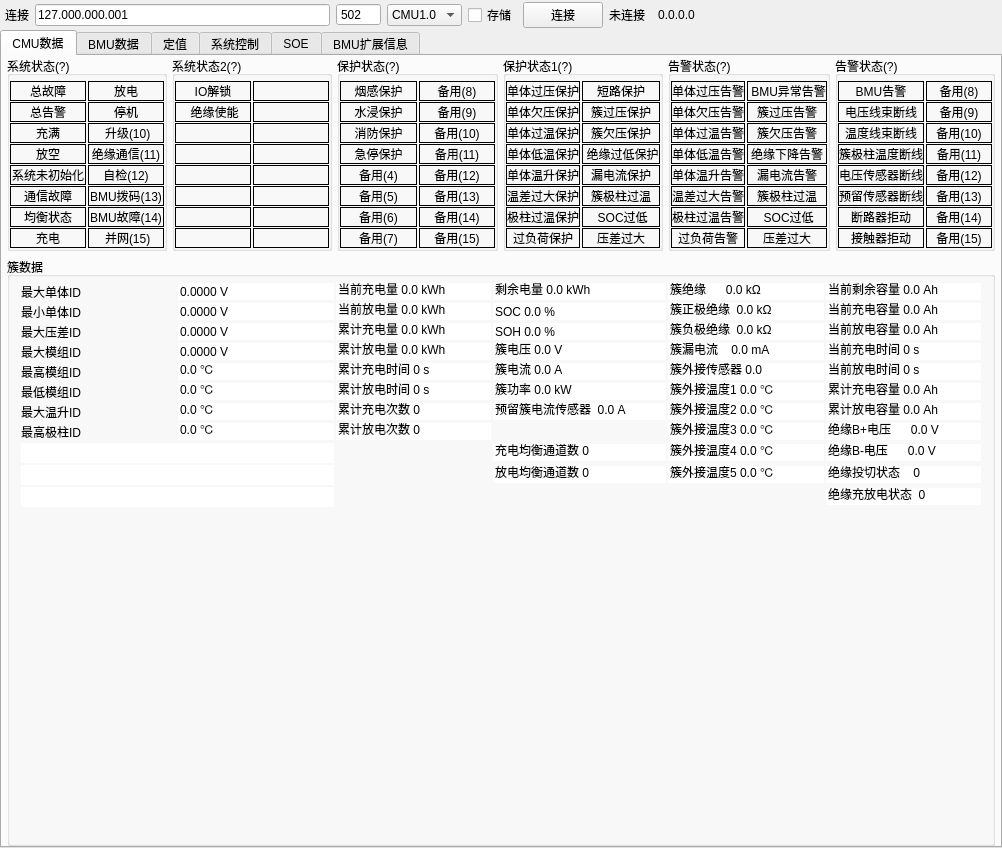
Old version of the form widget.ui in the repository Shogpe/bmsTool.
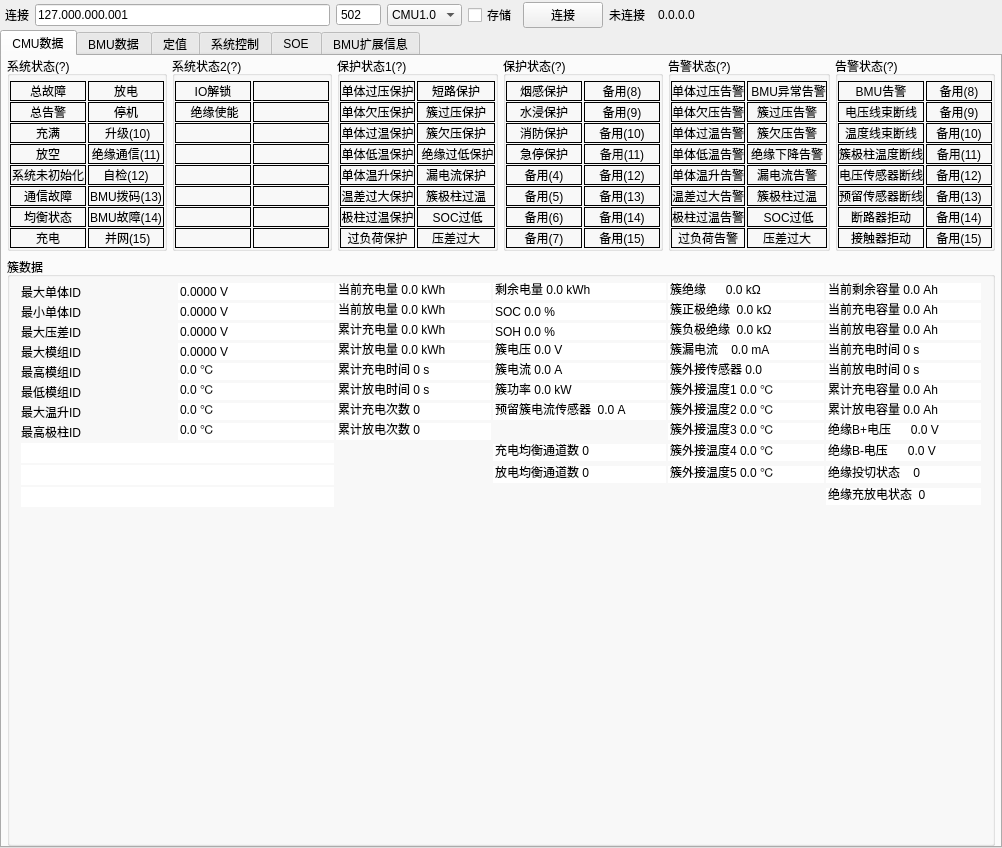
New version of the form. The open tabs and pages were chosen to show the change. Custom widgets are drawn as their Qt base class.

Diff of the .ui file:
```diff
--- a/widget.ui
+++ b/widget.ui
@@ -865,252 +865,6 @@
            </layout>
           </widget>
          </item>
-         <item>
-          <widget class="QGroupBox" name="G_ErrStatus_2">
-           <property name="title">
-            <string>保护状态(?)</string>
-           </property>
-           <layout class="QHBoxLayout" name="horizontalLayout_6">
-            <property name="spacing">
-             <number>2</number>
-            </property>
-            <property name="leftMargin">
-             <number>0</number>
-            </property>
-            <property name="topMargin">
-             <number>5</number>
-            </property>
-            <property name="rightMargin">
-             <number>0</number>
-            </property>
-            <property name="bottomMargin">
-             <number>0</number>
-            </property>
-            <item>
-             <layout class="QVBoxLayout" name="verticalLayout_11">
-              <property name="spacing">
-               <number>1</number>
-              </property>
-              <item>
-               <widget class="QLabel" name="bErr0_2">
-                <property name="frameShape">
-                 <enum>QFrame::Box</enum>
-                </property>
-                <property name="text">
-                 <string>烟感保护</string>
-                </property>
-                <property name="alignment">
-                 <set>Qt::AlignCenter</set>
-                </property>
-               </widget>
-              </item>
-              <item>
-               <widget class="QLabel" name="bErr1_2">
-                <property name="frameShape">
-                 <enum>QFrame::Box</enum>
-                </property>
-                <property name="text">
-                 <string>水浸保护</string>
-                </property>
-                <property name="alignment">
-                 <set>Qt::AlignCenter</set>
-                </property>
-               </widget>
-              </item>
-              <item>
-               <widget class="QLabel" name="bErr2_2">
-                <property name="frameShape">
-                 <enum>QFrame::Box</enum>
-                </property>
-                <property name="text">
-                 <string>消防保护</string>
-                </property>
-                <property name="alignment">
-                 <set>Qt::AlignCenter</set>
-                </property>
-               </widget>
-              </item>
-              <item>
-               <widget class="QLabel" name="bErr3_2">
-                <property name="frameShape">
-                 <enum>QFrame::Box</enum>
-                </property>
-                <property name="text">
-                 <string>急停保护</string>
-                </property>
-                <property name="alignment">
-                 <set>Qt::AlignCenter</set>
-                </property>
-               </widget>
-              </item>
-              <item>
-               <widget class="QLabel" name="bErr4_2">
-                <property name="frameShape">
-                 <enum>QFrame::Box</enum>
-                </property>
-                <property name="text">
-                 <string>备用(4)</string>
-                </property>
-                <property name="alignment">
-                 <set>Qt::AlignCenter</set>
-                </property>
-               </widget>
-              </item>
-              <item>
-               <widget class="QLabel" name="bErr5_2">
-                <property name="frameShape">
-                 <enum>QFrame::Box</enum>
-                </property>
-                <property name="text">
-                 <string>备用(5)</string>
-                </property>
-                <property name="alignment">
-                 <set>Qt::AlignCenter</set>
-                </property>
-               </widget>
-              </item>
-              <item>
-               <widget class="QLabel" name="bErr6_2">
-                <property name="frameShape">
-                 <enum>QFrame::Box</enum>
-                </property>
-                <property name="text">
-                 <string>备用(6)</string>
-                </property>
-                <property name="alignment">
-                 <set>Qt::AlignCenter</set>
-                </property>
-               </widget>
-              </item>
-              <item>
-               <widget class="QLabel" name="bErr7_2">
-                <property name="frameShape">
-                 <enum>QFrame::Box</enum>
-                </property>
-                <property name="text">
-                 <string>备用(7)</string>
-                </property>
-                <property name="alignment">
-                 <set>Qt::AlignCenter</set>
-                </property>
-               </widget>
-              </item>
-             </layout>
-            </item>
-            <item>
-             <layout class="QVBoxLayout" name="verticalLayout_12">
-              <property name="spacing">
-               <number>1</number>
-              </property>
-              <item>
-               <widget class="QLabel" name="bErr8_2">
-                <property name="frameShape">
-                 <enum>QFrame::Box</enum>
-                </property>
-                <property name="text">
-                 <string>备用(8)</string>
-                </property>
-                <property name="alignment">
-                 <set>Qt::AlignCenter</set>
-                </property>
-               </widget>
-              </item>
-              <item>
-               <widget class="QLabel" name="bErr9_2">
-                <property name="frameShape">
-                 <enum>QFrame::Box</enum>
-                </property>
-                <property name="text">
-                 <string>备用(9)</string>
-                </property>
-                <property name="alignment">
-                 <set>Qt::AlignCenter</set>
-                </property>
-               </widget>
-              </item>
-              <item>
-               <widget class="QLabel" name="bErr10_2">
-                <property name="frameShape">
-                 <enum>QFrame::Box</enum>
-                </property>
-                <property name="text">
-                 <string>备用(10)</string>
-                </property>
-                <property name="alignment">
-                 <set>Qt::AlignCenter</set>
-                </property>
-               </widget>
-              </item>
-              <item>
-               <widget class="QLabel" name="bErr11_2">
-                <property name="frameShape">
-                 <enum>QFrame::Box</enum>
-                </property>
-                <property name="text">
-                 <string>备用(11)</string>
-                </property>
-                <property name="alignment">
-                 <set>Qt::AlignCenter</set>
-                </property>
-               </widget>
-              </item>
-              <item>
-               <widget class="QLabel" name="bErr12_2">
-                <property name="frameShape">
-                 <enum>QFrame::Box</enum>
-                </property>
-                <property name="text">
-                 <string>备用(12)</string>
-                </property>
-                <property name="alignment">
-                 <set>Qt::AlignCenter</set>
-                </property>
-               </widget>
-              </item>
-              <item>
-               <widget class="QLabel" name="bErr13_2">
-                <property name="frameShape">
-                 <enum>QFrame::Box</enum>
-                </property>
-                <property name="text">
-                 <string>备用(13)</string>
-                </property>
-                <property name="alignment">
-                 <set>Qt::AlignCenter</set>
-                </property>
-               </widget>
-              </item>
-              <item>
-               <widget class="QLabel" name="bErr14_2">
-                <property name="frameShape">
-                 <enum>QFrame::Box</enum>
-                </property>
-                <property name="text">
-                 <string>备用(14)</string>
-                </property>
-                <property name="alignment">
-                 <set>Qt::AlignCenter</set>
-                </property>
-               </widget>
-              </item>
-              <item>
-               <widget class="QLabel" name="bErr15_2">
-                <property name="frameShape">
-                 <enum>QFrame::Box</enum>
-                </property>
-                <property name="text">
-                 <string>备用(15)</string>
-                </property>
-                <property name="alignment">
-                 <set>Qt::AlignCenter</set>
-                </property>
-               </widget>
-              </item>
-             </layout>
-            </item>
-           </layout>
-          </widget>
-         </item>
          <item>
           <widget class="QGroupBox" name="G_ErrStatus">
            <property name="title">
@@ -1357,6 +1111,252 @@
            </layout>
           </widget>
          </item>
+         <item>
+          <widget class="QGroupBox" name="G_ErrStatus_2">
+           <property name="title">
+            <string>保护状态(?)</string>
+           </property>
+           <layout class="QHBoxLayout" name="horizontalLayout_6">
+            <property name="spacing">
+             <number>2</number>
+            </property>
+            <property name="leftMargin">
+             <number>0</number>
+            </property>
+            <property name="topMargin">
+             <number>5</number>
+            </property>
+            <property name="rightMargin">
+             <number>0</number>
+            </property>
+            <property name="bottomMargin">
+             <number>0</number>
+            </property>
+            <item>
+             <layout class="QVBoxLayout" name="verticalLayout_11">
+              <property name="spacing">
+               <number>1</number>
+              </property>
+              <item>
+               <widget class="QLabel" name="bErr0_2">
+                <property name="frameShape">
+                 <enum>QFrame::Box</enum>
+                </property>
+                <property name="text">
+                 <string>烟感保护</string>
+                </property>
+                <property name="alignment">
+                 <set>Qt::AlignCenter</set>
+                </property>
+               </widget>
+              </item>
+              <item>
+               <widget class="QLabel" name="bErr1_2">
+                <property name="frameShape">
+                 <enum>QFrame::Box</enum>
+                </property>
+                <property name="text">
+                 <string>水浸保护</string>
+                </property>
+                <property name="alignment">
+                 <set>Qt::AlignCenter</set>
+                </property>
+               </widget>
+              </item>
+              <item>
+               <widget class="QLabel" name="bErr2_2">
+                <property name="frameShape">
+                 <enum>QFrame::Box</enum>
+                </property>
+                <property name="text">
+                 <string>消防保护</string>
+                </property>
+                <property name="alignment">
+                 <set>Qt::AlignCenter</set>
+                </property>
+               </widget>
+              </item>
+              <item>
+               <widget class="QLabel" name="bErr3_2">
+                <property name="frameShape">
+                 <enum>QFrame::Box</enum>
+                </property>
+                <property name="text">
+                 <string>急停保护</string>
+                </property>
+                <property name="alignment">
+                 <set>Qt::AlignCenter</set>
+                </property>
+               </widget>
+              </item>
+              <item>
+               <widget class="QLabel" name="bErr4_2">
+                <property name="frameShape">
+                 <enum>QFrame::Box</enum>
+                </property>
+                <property name="text">
+                 <string>备用(4)</string>
+                </property>
+                <property name="alignment">
+                 <set>Qt::AlignCenter</set>
+                </property>
+               </widget>
+              </item>
+              <item>
+               <widget class="QLabel" name="bErr5_2">
+                <property name="frameShape">
+                 <enum>QFrame::Box</enum>
+                </property>
+                <property name="text">
+                 <string>备用(5)</string>
+                </property>
+                <property name="alignment">
+                 <set>Qt::AlignCenter</set>
+                </property>
+               </widget>
+              </item>
+              <item>
+               <widget class="QLabel" name="bErr6_2">
+                <property name="frameShape">
+                 <enum>QFrame::Box</enum>
+                </property>
+                <property name="text">
+                 <string>备用(6)</string>
+                </property>
+                <property name="alignment">
+                 <set>Qt::AlignCenter</set>
+                </property>
+               </widget>
+              </item>
+              <item>
+               <widget class="QLabel" name="bErr7_2">
+                <property name="frameShape">
+                 <enum>QFrame::Box</enum>
+                </property>
+                <property name="text">
+                 <string>备用(7)</string>
+                </property>
+                <property name="alignment">
+                 <set>Qt::AlignCenter</set>
+                </property>
+               </widget>
+              </item>
+             </layout>
+            </item>
+            <item>
+             <layout class="QVBoxLayout" name="verticalLayout_12">
+              <property name="spacing">
+               <number>1</number>
+              </property>
+              <item>
+               <widget class="QLabel" name="bErr8_2">
+                <property name="frameShape">
+                 <enum>QFrame::Box</enum>
+                </property>
+                <property name="text">
+                 <string>备用(8)</string>
+                </property>
+                <property name="alignment">
+                 <set>Qt::AlignCenter</set>
+                </property>
+               </widget>
+              </item>
+              <item>
+               <widget class="QLabel" name="bErr9_2">
+                <property name="frameShape">
+                 <enum>QFrame::Box</enum>
+                </property>
+                <property name="text">
+                 <string>备用(9)</string>
+                </property>
+                <property name="alignment">
+                 <set>Qt::AlignCenter</set>
+                </property>
+               </widget>
+              </item>
+              <item>
+               <widget class="QLabel" name="bErr10_2">
+                <property name="frameShape">
+                 <enum>QFrame::Box</enum>
+                </property>
+                <property name="text">
+                 <string>备用(10)</string>
+                </property>
+                <property name="alignment">
+                 <set>Qt::AlignCenter</set>
+                </property>
+               </widget>
+              </item>
+              <item>
+               <widget class="QLabel" name="bErr11_2">
+                <property name="frameShape">
+                 <enum>QFrame::Box</enum>
+                </property>
+                <property name="text">
+                 <string>备用(11)</string>
+                </property>
+                <property name="alignment">
+                 <set>Qt::AlignCenter</set>
+                </property>
+               </widget>
+              </item>
+              <item>
+               <widget class="QLabel" name="bErr12_2">
+                <property name="frameShape">
+                 <enum>QFrame::Box</enum>
+                </property>
+                <property name="text">
+                 <string>备用(12)</string>
+                </property>
+                <property name="alignment">
+                 <set>Qt::AlignCenter</set>
+                </property>
+               </widget>
+              </item>
+              <item>
+               <widget class="QLabel" name="bErr13_2">
+                <property name="frameShape">
+                 <enum>QFrame::Box</enum>
+                </property>
+                <property name="text">
+                 <string>备用(13)</string>
+                </property>
+                <property name="alignment">
+                 <set>Qt::AlignCenter</set>
+                </property>
+               </widget>
+              </item>
+              <item>
+               <widget class="QLabel" name="bErr14_2">
+                <property name="frameShape">
+                 <enum>QFrame::Box</enum>
+                </property>
+                <property name="text">
+                 <string>备用(14)</string>
+                </property>
+                <property name="alignment">
+                 <set>Qt::AlignCenter</set>
+                </property>
+               </widget>
+              </item>
+              <item>
+               <widget class="QLabel" name="bErr15_2">
+                <property name="frameShape">
+                 <enum>QFrame::Box</enum>
+                </property>
+                <property name="text">
+                 <string>备用(15)</string>
+                </property>
+                <property name="alignment">
+                 <set>Qt::AlignCenter</set>
+                </property>
+               </widget>
+              </item>
+             </layout>
+            </item>
+           </layout>
+          </widget>
+         </item>
          <item>
           <widget class="QGroupBox" name="G_AlmStatus">
            <property name="title">
```
Left out of the diff: 2 changed lines with no effect on the pictures.
